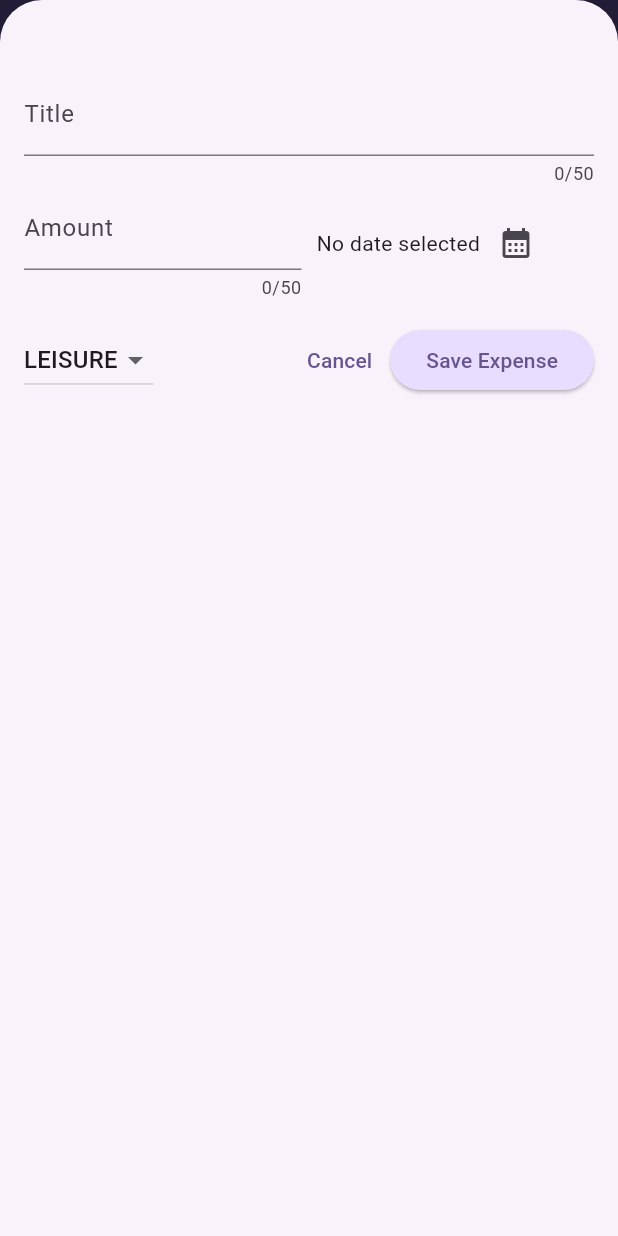
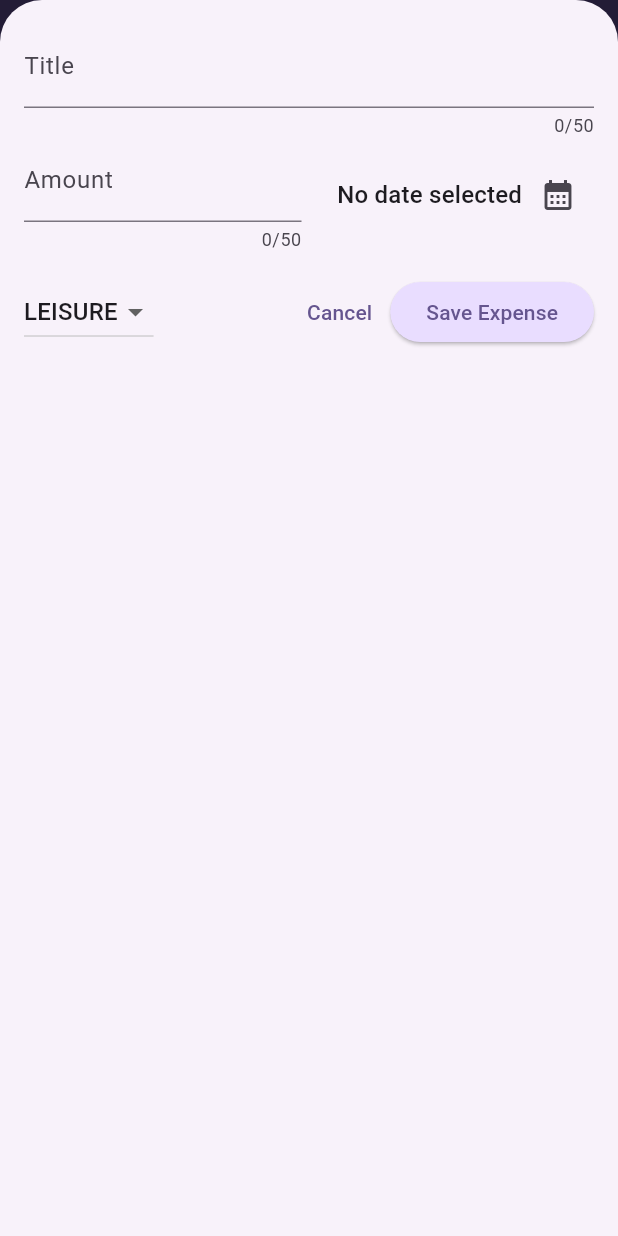
Before and after one commit to Pirate-Hunter-Zoro/Expense-Tracker, a Flutter app: the screen it shows after launch, after a tap on the "add" icon, on a phone screen of 412 x 824 dp. Run offline on Flutter 3.47's test engine with Material 3 defaults, Android fonts, the phone set to English and light mode, and no system bars.

Commit message:
refactored widgets to be adaptive to horizontal or vertical device mode

```diff
--- a/lib/expenses.dart
+++ b/lib/expenses.dart
@@ -1,5 +1,5 @@
 import 'package:flutter/material.dart';
-import 'package:tracker_app/new_expense.dart';
+import 'package:tracker_app/new_expense/new_expense.dart';
 import 'package:tracker_app/widgets/chart/chart.dart';
 import 'package:tracker_app/widgets/expenses_list/expenses_list.dart';
 import 'package:tracker_app/models/expense.dart';
@@ -32,6 +32,7 @@ class _ExpensesState extends State<Expenses> {
   void _openAddExpenseOverlay() {
     // Since we're in a class that extends State<>, we already have a context field
     showModalBottomSheet(
+      useSafeArea: true, // No overlapping with the camera/time/batter at the top of the phone screen
       isScrollControlled:
           true, // Now the keyboard will not cover up input fields because this form now starts at the top of the screen
       context: context,
@@ -75,6 +76,9 @@ class _ExpensesState extends State<Expenses> {
 
   @override
   Widget build(BuildContext context) {
+    final width = MediaQuery.of(context).size.width;
+    final height = MediaQuery.of(context).size.height;
+
     Widget mainContent = const Center(
       child: Text('No expenses found. Start adding some!'),
     );
@@ -101,7 +105,8 @@ class _ExpensesState extends State<Expenses> {
           ),
         ],
       ),
-      body: Column(
+      body: width < height
+          ? Column(
               children: [
                 Chart(
                   expenses: _registeredExpenses,
@@ -110,6 +115,20 @@ class _ExpensesState extends State<Expenses> {
                   child: mainContent,
                 ),
               ],
+            )
+          : Row(
+              children: [
+                Expanded(
+                  // Only take up as much room in the row as is available
+                  child: Chart(
+                    expenses: _registeredExpenses,
+                  ),
+                ),
+                Expanded(
+                  // This Expanded wrapper is important - it limits the otherwise infinite heights and widths of inner rows/columns/etc.
+                  child: mainContent,
+                ),
+              ],
             ),
     );
   }
--- a/lib/new_expense.dart
+++ /dev/null
@@ -1,186 +0,0 @@
-import 'package:flutter/material.dart';
-import 'package:tracker_app/models/expense.dart';
-
-class NewExpense extends StatefulWidget {
-  const NewExpense({super.key, required this.onAddExpense});
-
-  final void Function(Expense expense) onAddExpense;
-
-  @override
-  State<StatefulWidget> createState() {
-    return _NewExpenseState();
-  }
-}
-
-class _NewExpenseState extends State<NewExpense> {
-  final _titleController = TextEditingController();
-  final _amountController = TextEditingController();
-  DateTime? _selectedDate; // Could be null
-  Category _selectedCategory = Category.leisure;
-
-  void _presentDatePicker() async {
-    final now = DateTime.now();
-    // When constructing a DateTime object, the only required parameter is the year
-    final firstDate = DateTime(now.year - 1, now.month, now.day);
-    final pickedDate = await showDatePicker(
-      // This returns a FUTURE object - which will eventually be a DateTime object
-      context: context,
-      initialDate: now,
-      firstDate: firstDate,
-      lastDate: now,
-    );
-    // The following code will ONLY be executed once pickedDate is received
-    setState(() {
-      // Now the widget knows to rebuild the UI
-      _selectedDate = pickedDate;
-    });
-  }
-
-  void _submitExpenseData() {
-    final enteredAmount = double.tryParse(
-        _amountController.text); // parses a double if it can, else return null
-    final amountIsInvalid =
-        (enteredAmount == null || enteredAmount < 0) ? true : false;
-    if (_titleController.text.trim().isEmpty ||
-        amountIsInvalid ||
-        (_selectedDate == null)) {
-      // Show the error dialog and then STOP
-      showDialog(
-        context: context,
-        builder: (context) => AlertDialog(
-          title: const Text('Invalid input'),
-          content: const Text(
-              'Please enter a valid title, amount, date and category.'),
-          actions: [
-            TextButton(
-              onPressed: () {
-                Navigator.pop(context);
-              },
-              child: const Text('Okay'),
-            ),
-          ],
-        ),
-      );
-      return;
-    }
-
-    // We can do the following because we are in a State object - it can access the NewExpense widget's 'onAddExpense' value.
-    widget.onAddExpense(
-      Expense(
-          title: _titleController.text,
-          amount: enteredAmount,
-          date: _selectedDate!,
-          category: _selectedCategory),
-    );
-
-    // And close the form
-    Navigator.pop(context);
-  }
-
-  @override
-  void dispose() {
-    // This method is called automatically when a widget is removed from the UI.
-    // ONLY STATEFUL widgets have this method!!!
-    _titleController.dispose();
-    _amountController.dispose();
-    super.dispose();
-  }
-
-  @override
-  Widget build(BuildContext context) {
-    return Padding(
-      padding: const EdgeInsets.fromLTRB(
-          16, 48, 16, 16), // Need more room from the top
-      child: Column(
-        children: [
-          TextField(
-            controller: _titleController,
-            maxLength: 50,
-            keyboardType: TextInputType.text,
-            // Declare which keyboard you want - some are specialized for emails, etc.
-            decoration: const InputDecoration(
-              label: Text('Title'),
-            ),
-          ),
-          Row(
-            children: [
-              // This row will have TWO Expanded widgets - which means each will take up 50% of the space.
-              Expanded(
-                child: TextField(
-                  controller: _amountController,
-                  maxLength: 50,
-                  keyboardType:
-                      const TextInputType.numberWithOptions(decimal: true),
-                  // Declare which keyboard you want - some are specialized for emails, etc.
-                  decoration: const InputDecoration(
-                    prefixText: '\$ ',
-                    label: Text('Amount'),
-                  ),
-                ),
-              ),
-              const SizedBox(
-                width: 10,
-              ),
-              Expanded(
-                child: Row(
-                  children: [
-                    Text(
-                      _selectedDate == null
-                          ? 'No date selected'
-                          : formatter.format(_selectedDate!),
-                    ),
-                    IconButton(
-                      onPressed: _presentDatePicker,
-                      icon: const Icon(Icons.calendar_month),
-                    ),
-                  ],
-                ),
-              )
-            ],
-          ),
-          const SizedBox(
-            height: 16,
-          ),
-          Row(
-            children: [
-              DropdownButton(
-                value: _selectedCategory,
-                items: Category.values
-                    .map(
-                      (category) => DropdownMenuItem(
-                        value: category,
-                        child: Text(
-                          category.name.toUpperCase(),
-                          style: Theme.of(context).dropdownMenuTheme.textStyle,
-                        ),
-                      ),
-                    )
-                    .toList(),
-                onChanged: (value) {
-                  // Then set the new category, and update the UI
-                  if (value != null) {
-                    setState(() {
-                      _selectedCategory = value;
-                    });
-                  }
-                }, // Acts depending on the item selected
-              ),
-              const Spacer(),
-              TextButton(
-                onPressed: () {
-                  // Close out of the expense creation dialog
-                  Navigator.pop(context);
-                },
-                child: const Text('Cancel'),
-              ),
-              ElevatedButton(
-                onPressed: _submitExpenseData,
-                child: const Text('Save Expense'),
-              ),
-            ],
-          )
-        ],
-      ),
-    );
-  }
-}
--- /dev/null
+++ b/lib/new_expense/expense_cancel_field.dart
@@ -0,0 +1,16 @@
+import 'package:flutter/material.dart';
+
+class ExpenseCancelField extends StatelessWidget {
+  const ExpenseCancelField({super.key});
+
+  @override
+  Widget build(BuildContext context) {
+    return TextButton(
+      onPressed: () {
+        // Close out of the expense creation dialog
+        Navigator.pop(context);
+      },
+      child: const Text('Cancel'),
+    );
+  }
+}
--- /dev/null
+++ b/lib/new_expense/expense_category_field.dart
@@ -0,0 +1,32 @@
+import 'package:flutter/material.dart';
+import 'package:tracker_app/models/expense.dart';
+
+class ExpenseCategoryField extends StatelessWidget {
+  final Category selectedCategory;
+  final void Function(Category?) onCategorySelected;
+
+  const ExpenseCategoryField(
+      {required this.selectedCategory,
+      required this.onCategorySelected,
+      super.key});
+
+  @override
+  Widget build(BuildContext context) {
+    return DropdownButton(
+      value: selectedCategory,
+      items: Category.values
+          .map(
+            (category) => DropdownMenuItem(
+              value: category,
+              child: Text(
+                category.name.toUpperCase(),
+                style: Theme.of(context).dropdownMenuTheme.textStyle,
+              ),
+            ),
+          )
+          .toList(),
+      onChanged: (value) =>
+          onCategorySelected, // Acts depending on the item selected
+    );
+  }
+}
--- /dev/null
+++ b/lib/new_expense/expense_cost_field.dart
@@ -0,0 +1,23 @@
+import 'package:flutter/material.dart';
+
+class ExpenseCostField extends StatelessWidget {
+  final TextEditingController amountController;
+
+  const ExpenseCostField({required this.amountController, super.key});
+
+  @override
+  Widget build(BuildContext context) {
+    return Expanded(
+      child: TextField(
+        controller: amountController,
+        maxLength: 50,
+        keyboardType: const TextInputType.numberWithOptions(decimal: true),
+        // Declare which keyboard you want - some are specialized for emails, etc.
+        decoration: const InputDecoration(
+          prefixText: '\$ ',
+          label: Text('Amount'),
+        ),
+      ),
+    );
+  }
+}
--- /dev/null
+++ b/lib/new_expense/expense_date_field.dart
@@ -0,0 +1,35 @@
+import 'package:flutter/material.dart';
+import 'package:intl/intl.dart';
+
+class ExpenseDateField extends StatelessWidget {
+  final DateFormat formatter;
+  final DateTime? selectedDate;
+  final void Function() presentDate;
+
+  const ExpenseDateField(
+      {required this.formatter,
+      required this.selectedDate,
+      required this.presentDate,
+      super.key});
+
+  @override
+  Widget build(BuildContext context) {
+    return Expanded(
+      child: Row(
+        children: [
+          const Spacer(),
+          Text(
+            selectedDate == null
+                ? 'No date selected'
+                : formatter.format(selectedDate!),
+            style: Theme.of(context).textTheme.titleMedium,
+          ),
+          IconButton(
+            onPressed: presentDate,
+            icon: const Icon(Icons.calendar_month),
+          ),
+        ],
+      ),
+    );
+  }
+}
--- /dev/null
+++ b/lib/new_expense/expense_submit_field.dart
@@ -0,0 +1,15 @@
+import 'package:flutter/material.dart';
+
+class ExpenseSubmitField extends StatelessWidget {
+  final void Function() submitExpenseData;
+
+  const ExpenseSubmitField({required this.submitExpenseData, super.key});
+
+  @override
+  Widget build(BuildContext context) {
+    return ElevatedButton(
+      onPressed: submitExpenseData,
+      child: const Text('Save Expense'),
+    );
+  }
+}
--- /dev/null
+++ b/lib/new_expense/expense_title_field.dart
@@ -0,0 +1,22 @@
+import 'package:flutter/material.dart';
+
+class ExpenseTitleField extends StatelessWidget {
+  final TextEditingController titleController;
+
+  const ExpenseTitleField({required this.titleController, super.key});
+
+  @override
+  Widget build(BuildContext context) {
+    return Expanded(
+      child: TextField(
+        controller: titleController,
+        maxLength: 50,
+        keyboardType: TextInputType.text,
+        // Declare which keyboard you want - some are specialized for emails, etc.
+        decoration: const InputDecoration(
+          label: Text('Title'),
+        ),
+      ),
+    );
+  }
+}
--- /dev/null
+++ b/lib/new_expense/new_expense.dart
@@ -0,0 +1,229 @@
+import 'dart:io';
+
+import 'package:flutter/cupertino.dart';
+import 'package:flutter/material.dart';
+import 'package:tracker_app/models/expense.dart';
+import 'package:tracker_app/new_expense/expense_cancel_field.dart';
+import 'package:tracker_app/new_expense/expense_category_field.dart';
+import 'package:tracker_app/new_expense/expense_cost_field.dart';
+import 'package:tracker_app/new_expense/expense_date_field.dart';
+import 'package:tracker_app/new_expense/expense_submit_field.dart';
+import 'package:tracker_app/new_expense/expense_title_field.dart';
+
+class NewExpense extends StatefulWidget {
+  const NewExpense({super.key, required this.onAddExpense});
+
+  final void Function(Expense expense) onAddExpense;
+
+  @override
+  State<StatefulWidget> createState() {
+    return _NewExpenseState();
+  }
+}
+
+class _NewExpenseState extends State<NewExpense> {
+  final _titleController = TextEditingController();
+  final _amountController = TextEditingController();
+  DateTime? _selectedDate; // Could be null
+  Category _selectedCategory = Category.leisure;
+
+  void selectCategory(Category? value) {
+    // Then set the new category, and update the UI
+    if (value != null) {
+      setState(() {
+        _selectedCategory = value;
+      });
+    }
+  }
+
+  void _presentDatePicker() async {
+    final now = DateTime.now();
+    // When constructing a DateTime object, the only required parameter is the year
+    final firstDate = DateTime(now.year - 1, now.month, now.day);
+    final pickedDate = await showDatePicker(
+      // This returns a FUTURE object - which will eventually be a DateTime object
+      context: context,
+      initialDate: now,
+      firstDate: firstDate,
+      lastDate: now,
+    );
+    // The following code will ONLY be executed once pickedDate is received
+    setState(() {
+      // Now the widget knows to rebuild the UI
+      _selectedDate = pickedDate;
+    });
+  }
+
+  void _showDialog() {
+    // Depending on the device platform, we could specify a different dialog to show
+    if (Platform.isIOS) {
+      showCupertinoDialog(
+        context: context,
+        builder: (context) => CupertinoAlertDialog(
+          title: const Text('Invalid input'),
+          content: const Text(
+              'Please enter a valid title, amount, date and category.'),
+          actions: [
+            TextButton(
+              onPressed: () {
+                Navigator.pop(context);
+              },
+              child: const Text('Okay'),
+            ),
+          ],
+        ),
+      );
+    } else {
+      showDialog(
+        context: context,
+        builder: (context) => CupertinoAlertDialog(
+          title: const Text('Invalid input'),
+          content: const Text(
+              'Please enter a valid title, amount, date and category.'),
+          actions: [
+            TextButton(
+              onPressed: () {
+                Navigator.pop(context);
+              },
+              child: const Text('Okay'),
+            ),
+          ],
+        ),
+      );
+    }
+  }
+
+  void _submitExpenseData() {
+    final enteredAmount = double.tryParse(
+        _amountController.text); // parses a double if it can, else return null
+    final amountIsInvalid =
+        (enteredAmount == null || enteredAmount < 0) ? true : false;
+    if (_titleController.text.trim().isEmpty ||
+        amountIsInvalid ||
+        (_selectedDate == null)) {
+      // Show the error dialog and then STOP
+      _showDialog();
+      return;
+    }
+
+    // We can do the following because we are in a State object - it can access the NewExpense widget's 'onAddExpense' value.
+    widget.onAddExpense(
+      Expense(
+          title: _titleController.text,
+          amount: enteredAmount,
+          date: _selectedDate!,
+          category: _selectedCategory),
+    );
+
+    // And close the form
+    Navigator.pop(context);
+  }
+
+  @override
+  void dispose() {
+    // This method is called automatically when a widget is removed from the UI.
+    // ONLY STATEFUL widgets have this method!!!
+    _titleController.dispose();
+    _amountController.dispose();
+    super.dispose();
+  }
+
+  @override
+  Widget build(BuildContext context) {
+    final keyboardSpace = MediaQuery.of(context).viewInsets.bottom;
+
+    return LayoutBuilder(builder: (ctxt, constraints) {
+      // Dimensions limited by parent widget
+      final width = constraints.maxWidth;
+      final height = constraints.maxHeight;
+
+      return SizedBox(
+        height: double.infinity,
+        child: SingleChildScrollView(
+          child: Padding(
+            padding: EdgeInsets.fromLTRB(
+                16, 16, 16, keyboardSpace + 16), // Need more room from the top
+            child: Column(
+              children: [
+                if (width > height) // NO curly braces
+                  Row(
+                    crossAxisAlignment: CrossAxisAlignment.start,
+                    children: [
+                      ExpenseTitleField(titleController: _titleController),
+                      const SizedBox(
+                        width: 24,
+                      ),
+                      ExpenseCostField(amountController: _amountController),
+                    ],
+                  )
+                else
+                  Row(
+                    children: [
+                      ExpenseTitleField(titleController: _titleController),
+                    ],
+                  ),
+                if (width > height)
+                  Row(
+                    children: [
+                      ExpenseCategoryField(
+                        selectedCategory: _selectedCategory,
+                        onCategorySelected: selectCategory,
+                      ),
+                      const SizedBox(
+                        width: 24,
+                      ),
+                      ExpenseDateField(
+                        formatter: formatter,
+                        selectedDate: _selectedDate,
+                        presentDate: _presentDatePicker,
+                      ),
+                    ],
+                  )
+                else
+                  Row(
+                    children: [
+                      // This row will have TWO Expanded widgets - which means each will take up 50% of the space.
+                      ExpenseCostField(
+                        amountController: _amountController,
+                      ),
+                      const SizedBox(
+                        width: 10,
+                      ),
+                      ExpenseDateField(
+                        formatter: formatter,
+                        selectedDate: _selectedDate,
+                        presentDate: _presentDatePicker,
+                      ),
+                    ],
+                  ),
+                const SizedBox(
+                  height: 16,
+                ),
+                if (width > height)
+                  Row(
+                    children: [
+                      const Spacer(),
+                      const ExpenseCancelField(),
+                      ExpenseSubmitField(submitExpenseData: _submitExpenseData),
+                    ],
+                  )
+                else
+                  Row(
+                    children: [
+                      ExpenseCategoryField(
+                        selectedCategory: _selectedCategory,
+                        onCategorySelected: selectCategory,
+                      ),
+                      const Spacer(),
+                      const ExpenseCancelField(),
+                      ExpenseSubmitField(submitExpenseData: _submitExpenseData),
+                    ],
+                  )
+              ],
+            ),
+          ),
+        ),
+      );
+    });
+  }
+}
--- a/lib/widgets/chart/chart.dart
+++ b/lib/widgets/chart/chart.dart
@@ -44,7 +44,7 @@ class Chart extends StatelessWidget {
         vertical: 16,
         horizontal: 8,
       ),
-      width: double.infinity,
+      width: double.infinity, // Grabs as much space as it can get - wrap inside of an 'Expanded' widget
       height: 180,
       decoration: BoxDecoration(
         borderRadius: BorderRadius.circular(8),
```
Also changed, not shown: lib/main.dart (+10 -0 lines). Lines whose indentation alone changed are shown as unchanged.
